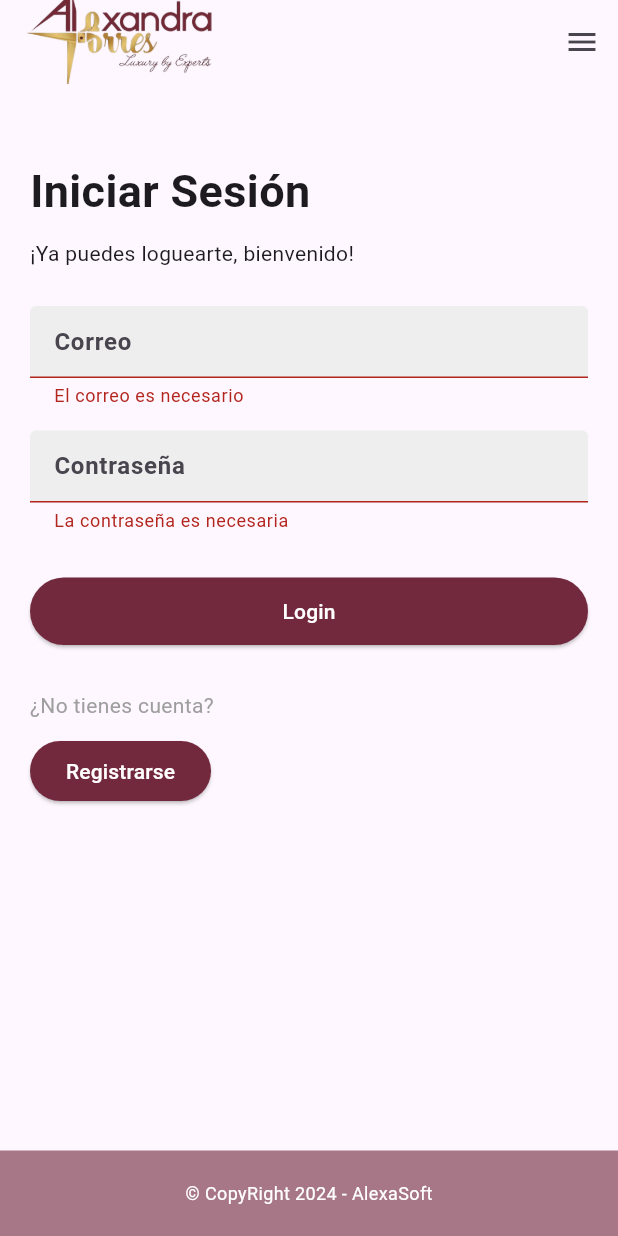
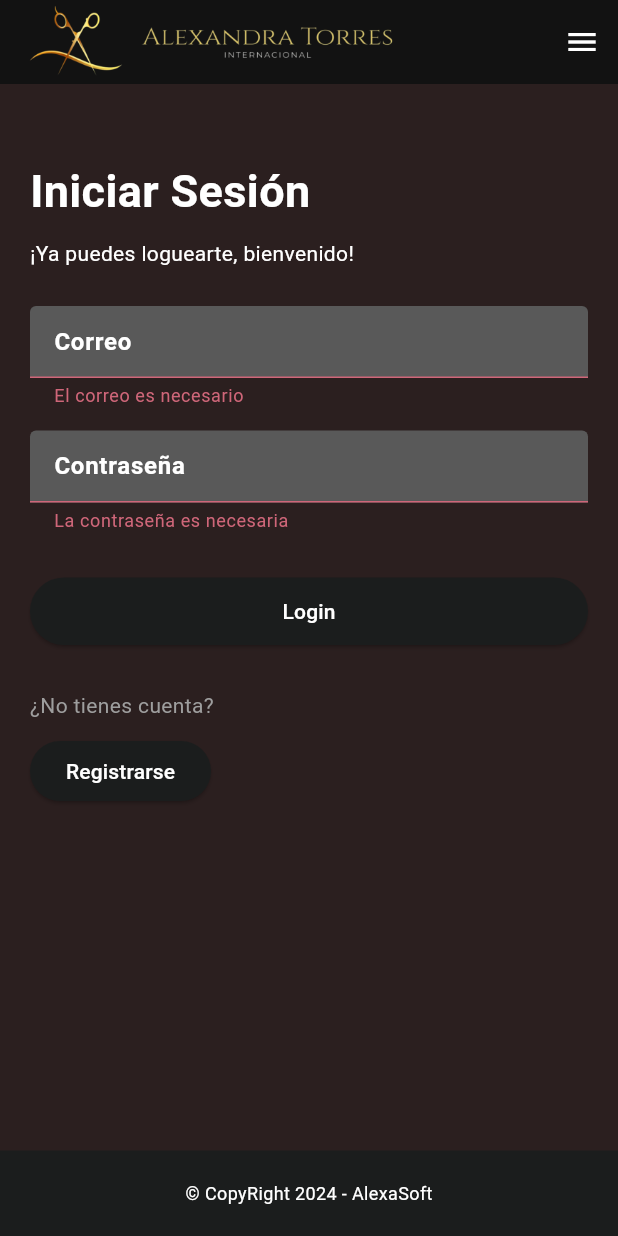
Before and after one commit to BJesus05/FlutterAlexasoft, a Flutter app: the screen it shows after launch, after a tap on "Login", on a phone screen of 412 x 824 dp. Run offline on Flutter 3.47's test engine with Material 3 defaults, Android fonts, the phone set to English and light mode, and no system bars; our stand-ins replace sqflite; accounts and stored records are empty; Roboto replaces fonts that are missing (Raleway).

Commit message:
vs 0.3.1alpha

```diff
--- a/flutteralexasoft/lib/citas.dart
+++ b/flutteralexasoft/lib/citas.dart
@@ -20,7 +20,7 @@ class Citas extends StatelessWidget {
 }
 
 class CitasPage extends StatefulWidget {
-  const CitasPage({Key? key}) : super(key: key);
+  const CitasPage({super.key});
 
   @override
   State<CitasPage> createState() => _CitasPageState();
--- a/flutteralexasoft/lib/citasCreate.dart
+++ b/flutteralexasoft/lib/citasCreate.dart
@@ -28,7 +28,7 @@ class RegistrarCitas extends StatelessWidget {
 }
 
 class RegisterPage extends StatefulWidget {
-  const RegisterPage({Key? key}) : super(key: key);
+  const RegisterPage({super.key});
 
   @override
   State<RegisterPage> createState() => _RegisterPageState();
@@ -57,7 +57,7 @@ class _RegisterPageState extends State<RegisterPage> {
       setState(() {
         _selectedDate = pickedDate;
         ScaffoldMessenger.of(context)
-            .showSnackBar(SnackBar(content: Text("Selected ${_selectedDate}")));
+            .showSnackBar(SnackBar(content: Text("Selected $_selectedDate")));
       });
     });
   }
@@ -295,14 +295,14 @@ class _RegisterPageState extends State<RegisterPage> {
                               )),
                         ),
                         Padding(
-                          padding: EdgeInsets.symmetric(vertical: 30),
+                          padding: const EdgeInsets.symmetric(vertical: 30),
                           child: Column(
                             mainAxisAlignment: MainAxisAlignment.center,
                             children: <Widget>[
                               Text(
                                 _selectedDate == null
                                     ? "No has seleccionado una fecha"
-                                    : "Fecha seleccionada: ${_selectedDate}",
+                                    : "Fecha seleccionada: $_selectedDate",
                               ),
                               ElevatedButton(
                                 onPressed: _presentDatePicker,
--- a/flutteralexasoft/lib/main.dart
+++ b/flutteralexasoft/lib/main.dart
@@ -4,28 +4,30 @@ import 'package:flutter/material.dart';
 import 'package:flutteralexasoft/citas.dart';
 import 'package:flutteralexasoft/register.dart';
 
-
 void main() {
   runApp(const MyApp());
 }
 
 class MyApp extends StatelessWidget {
-  const MyApp({Key? key}) : super(key: key);
+  const MyApp({super.key});
 
   @override
   Widget build(BuildContext context) {
     return MaterialApp(
       title: 'AlexaSoft Team',
-      theme: ThemeData(fontFamily: 'Raleway'),
+      theme: ThemeData(
+          fontFamily: 'Raleway', colorScheme: const ColorScheme.dark(),
+          scaffoldBackgroundColor: const Color.fromARGB(255, 43, 31, 31),
+
+          ),
       debugShowCheckedModeBanner: false,
       home: const MyHomePage(),
     );
   }
 }
 
-
 class MyHomePage extends StatefulWidget {
-  const MyHomePage({Key? key}) : super(key: key);
+  const MyHomePage({super.key});
 
   @override
   State<MyHomePage> createState() => _MyHomePageState();
@@ -39,17 +41,20 @@ class _MyHomePageState extends State<MyHomePage> {
   Widget build(BuildContext context) {
     return Scaffold(
       appBar: AppBar(
-        title: Image.asset("assets/logosf.png", width: 125),
+        title: Image.asset("assets/logobarrasf.png", width: 250),
       ),
       endDrawer: Drawer(
           child: ListView(
         padding: EdgeInsets.zero,
         children: [
-          ListTile(
-            title: Image.asset("assets/logosf.png"),
+          const SizedBox(
+            height: 38,
           ),
           ListTile(
-            leading: const Icon(Icons.home, color: Color(0xFF73293D)),
+            title: Image.asset("assets/logobarrasf.png"),
+          ),
+          ListTile(
+            leading: const Icon(Icons.home),
             title: const Text('Inicio'),
             onTap: () {
               Navigator.push(
@@ -61,7 +66,7 @@ class _MyHomePageState extends State<MyHomePage> {
             },
           ),
           ListTile(
-            leading: const Icon(Icons.schedule, color: Color(0xFF73293D)),
+            leading: const Icon(Icons.schedule),
             title: const Text('Citas'),
             onTap: () {
               Navigator.push(
@@ -73,8 +78,7 @@ class _MyHomePageState extends State<MyHomePage> {
             },
           ),
           ListTile(
-            leading:
-                const Icon(Icons.app_registration, color: Color(0xFF73293D)),
+            leading: const Icon(Icons.app_registration),
             title: const Text('Registrarse'),
             onTap: () {
               Navigator.push(
@@ -110,16 +114,15 @@ class _MyHomePageState extends State<MyHomePage> {
                     Padding(
                         padding: const EdgeInsets.only(top: 15),
                         child: TextFormField(
-                          decoration: InputDecoration(
+                          decoration: const InputDecoration(
                               hintText: 'Correo',
-                              hintStyle:
-                                  const TextStyle(fontWeight: FontWeight.w600),
-                              fillColor: Colors.grey.shade200,
-                              focusedBorder: const OutlineInputBorder(
+                              hintStyle: TextStyle(fontWeight: FontWeight.w600),
+                              fillColor: Color.fromARGB(255, 89, 89, 89),
+                              focusedBorder: OutlineInputBorder(
                                 borderSide: BorderSide(
                                     width: 0, style: BorderStyle.none),
                               ),
-                              enabledBorder: const OutlineInputBorder(
+                              enabledBorder: OutlineInputBorder(
                                 borderSide: BorderSide(
                                     width: 0, style: BorderStyle.none),
                               ),
@@ -146,16 +149,15 @@ class _MyHomePageState extends State<MyHomePage> {
                               _password = value;
                             });
                           },
-                          decoration: InputDecoration(
+                          decoration: const InputDecoration(
                               hintText: 'Contraseña',
-                              hintStyle:
-                                  const TextStyle(fontWeight: FontWeight.w600),
-                              fillColor: Colors.grey.shade200,
-                              focusedBorder: const OutlineInputBorder(
+                              hintStyle: TextStyle(fontWeight: FontWeight.w600),
+                              fillColor: Color.fromARGB(255, 89, 89, 89),
+                              focusedBorder: OutlineInputBorder(
                                 borderSide: BorderSide(
                                     width: 0, style: BorderStyle.none),
                               ),
-                              enabledBorder: const OutlineInputBorder(
+                              enabledBorder: OutlineInputBorder(
                                 borderSide: BorderSide(
                                     width: 0, style: BorderStyle.none),
                               ),
@@ -187,11 +189,7 @@ class _MyHomePageState extends State<MyHomePage> {
                                       mainAxisAlignment:
                                           MainAxisAlignment.start,
                                       children: <Widget>[
-                                        Icon(
-                                          Icons.check_circle,
-                                          color: Color.fromARGB(
-                                              255, 255, 255, 255),
-                                        ),
+                                        Icon(Icons.check_circle),
                                         SizedBox(
                                           width: 5,
                                         ),
@@ -218,7 +216,8 @@ class _MyHomePageState extends State<MyHomePage> {
                                 }
                               },
                               style: ElevatedButton.styleFrom(
-                                backgroundColor: const Color(0xFF73293D),
+                                backgroundColor:
+                                    const Color.fromARGB(255, 27, 29, 29),
                                 foregroundColor: Colors.white,
                               ),
                               child: const Text('Login')),
@@ -241,7 +240,7 @@ class _MyHomePageState extends State<MyHomePage> {
                 );
               },
               style: ElevatedButton.styleFrom(
-                  backgroundColor: const Color(0xFF73293D)),
+                  backgroundColor: const Color.fromARGB(255, 27, 29, 29)),
               child: const Text(
                 'Registrarse',
                 style: TextStyle(color: Colors.white),
@@ -252,7 +251,7 @@ class _MyHomePageState extends State<MyHomePage> {
         ),
       ),
       bottomNavigationBar: Container(
-        color: const Color.fromARGB(158, 115, 41, 61),
+        color: const Color.fromARGB(255, 27, 29, 29),
         padding: const EdgeInsets.symmetric(vertical: 20),
         child: const Row(
           mainAxisAlignment: MainAxisAlignment.center,
--- a/flutteralexasoft/lib/register.dart
+++ b/flutteralexasoft/lib/register.dart
@@ -4,7 +4,7 @@ import 'package:flutteralexasoft/citas.dart';
 import 'package:flutteralexasoft/main.dart';
 
 class Registrar extends StatelessWidget {
-  const Registrar({Key? key}) : super(key: key);
+  const Registrar({super.key});
 
   @override
   Widget build(BuildContext context) {
@@ -21,10 +21,8 @@ class Registrar extends StatelessWidget {
   }
 }
 
-enum SinginCharacter { femenino, masculino }
-
 class RegisterPage extends StatefulWidget {
-  const RegisterPage({Key? key}) : super(key: key);
+  const RegisterPage({super.key});
 
   @override
   State<RegisterPage> createState() => _RegisterPageState();
--- a/flutteralexasoft/pubspec.yaml
+++ b/flutteralexasoft/pubspec.yaml
@@ -62,8 +62,8 @@ flutter:
 
   # To add assets to your application, add an assets section, like this:
   assets:
-   - assets/logo.jpg
-   - assets/logosf.png
+   - assets/logobarrasf.png
+   - assets/logobarra.png
   #   - images/a_dot_ham.jpeg
 
   # An image asset can refer to one or more resolution-specific "variants", see
```
Also changed, not shown: flutteralexasoft/assets/logobarra.png (added), flutteralexasoft/assets/logobarrasf.png (added), 7 other files.
